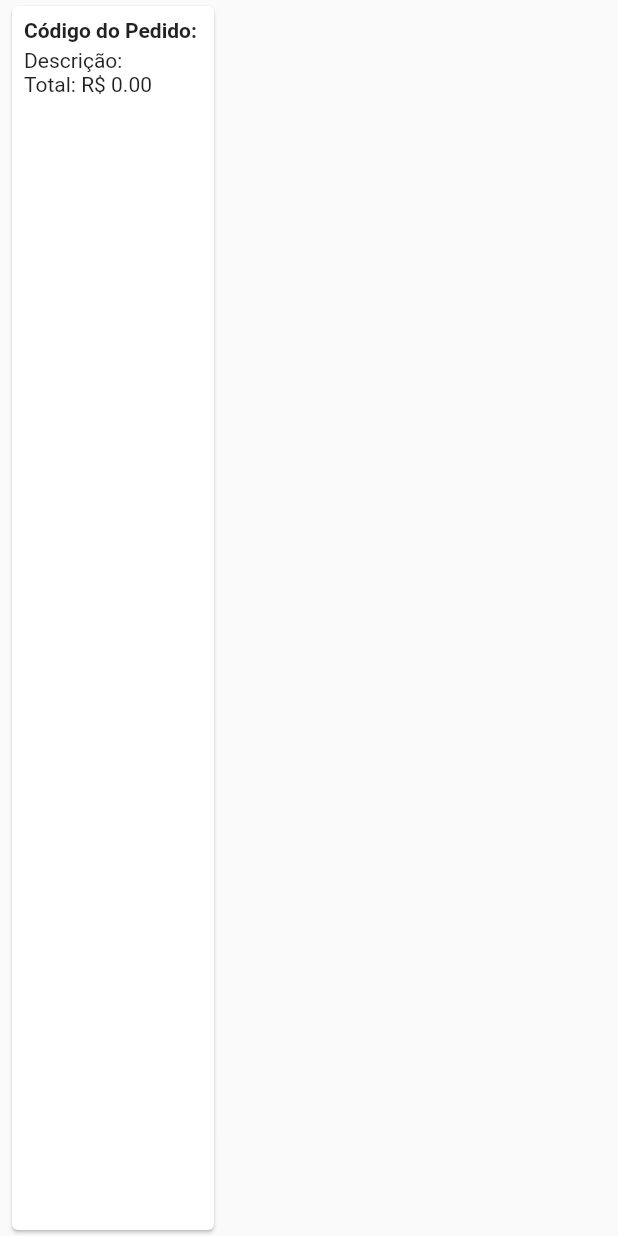
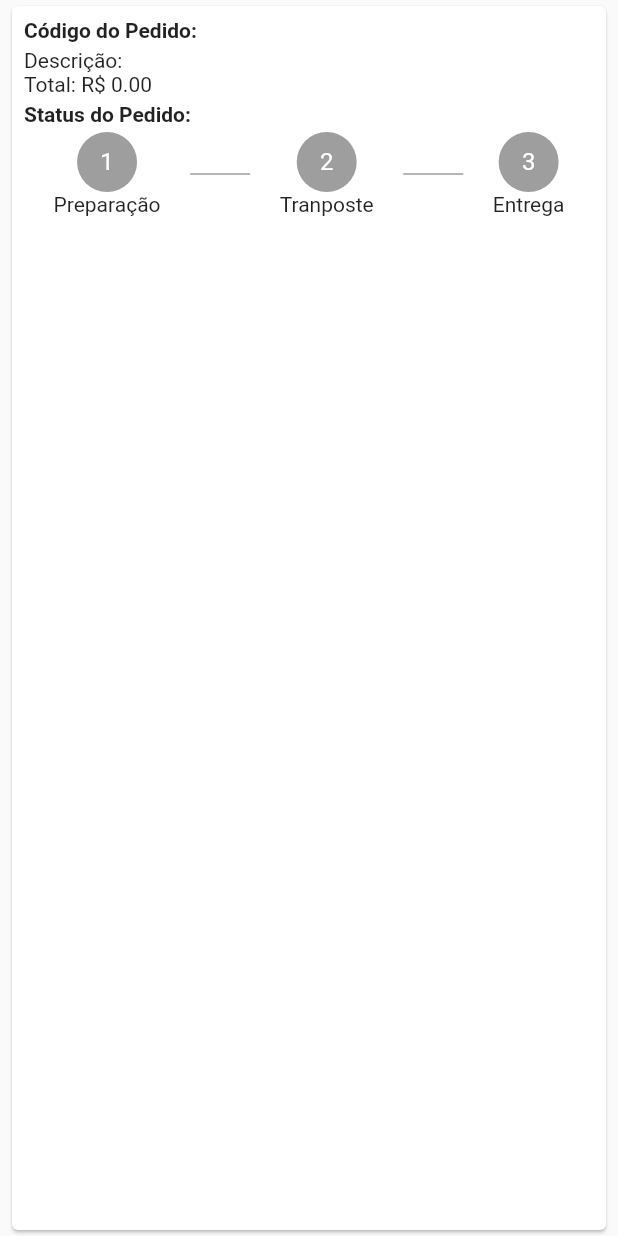
Before and after one commit to Jade-Oliveira/loja_virtual_flutter, a Flutter app: the OrderTile widget shown alone on an empty page, opened directly with empty values, on a phone screen of 412 x 824 dp. Run offline on Flutter 3.47's test engine with Material 2 defaults, Android fonts, the phone set to English and light mode, and no system bars; our stand-ins replace carousel_pro, cloud_firestore, firebase_auth, firebase_core, transparent_image; accounts and stored records are empty.

Commit message:
status do pedido ok

```diff
--- a/lib/tiles/order_tile.dart
+++ b/lib/tiles/order_tile.dart
@@ -26,6 +26,8 @@ class OrderTile extends StatelessWidget {
                   child: CircularProgressIndicator(),
                 );
               else {
+                int status = snapshot.data!['status'];
+
                 return Column(
                   crossAxisAlignment: CrossAxisAlignment.start,
                   children: [
@@ -36,7 +38,35 @@ class OrderTile extends StatelessWidget {
                     SizedBox(
                       height: 4.0,
                     ),
-                    Text(_buildProductsText(snapshot.data!))
+                    Text(_buildProductsText(snapshot.data!)),
+                    SizedBox(
+                      height: 4.0,
+                    ),
+                    Text(
+                      'Status do Pedido:',
+                      style: TextStyle(fontWeight: FontWeight.bold),
+                    ),
+                    SizedBox(
+                      height: 4.0,
+                    ),
+                    Row(
+                      mainAxisAlignment: MainAxisAlignment.spaceEvenly,
+                      children: [
+                        _buildCircle('1', 'Preparação', status, 1),
+                        Container(
+                          height: 1.0,
+                          width: 40.0,
+                          color: Colors.grey[500],
+                        ),
+                        _buildCircle('2', 'Tranposte', status, 2),
+                        Container(
+                          height: 1.0,
+                          width: 40.0,
+                          color: Colors.grey[500],
+                        ),
+                        _buildCircle('3', 'Entrega', status, 3),
+                      ],
+                    )
                   ],
                 );
               }
@@ -57,4 +87,49 @@ class OrderTile extends StatelessWidget {
 
     return text;
   }
+
+  Widget _buildCircle(
+      String title, String subtitle, int status, int thisStatus) {
+    Color? backColor;
+    Widget child;
+
+    if (status < thisStatus) {
+      backColor = Colors.grey[500];
+      child = Text(
+        title,
+        style: TextStyle(color: Colors.white),
+      );
+    } else if (status == thisStatus) {
+      backColor = Colors.blue;
+      child = Stack(
+        alignment: Alignment.center,
+        children: [
+          Text(
+            title,
+            style: TextStyle(color: Colors.white),
+          ),
+          CircularProgressIndicator(
+            valueColor: AlwaysStoppedAnimation<Color>(Colors.white),
+          ),
+        ],
+      );
+    } else {
+      backColor = Colors.green;
+      child = Icon(
+        Icons.check,
+        color: Colors.white,
+      );
+    }
+
+    return Column(
+      children: [
+        CircleAvatar(
+          radius: 20.0,
+          backgroundColor: backColor,
+          child: child,
+        ),
+        Text(subtitle)
+      ],
+    );
+  }
 }
```
